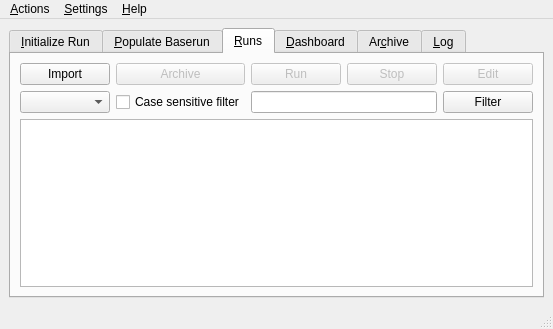
First picture: the form in src/gui/solps.ui, repository LeCAD-PEG/SOLPS-GUI, before the edit.
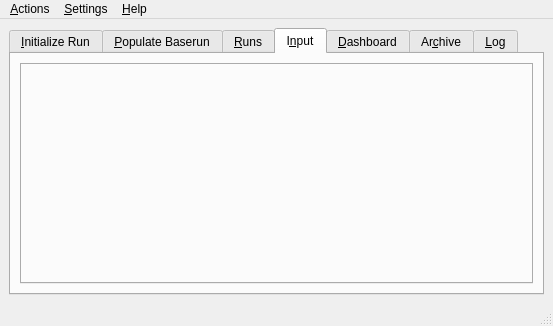
Second picture: the form after the edit. The open tabs and pages were chosen to show the change. Custom widgets are drawn as their Qt base class.

Commit message: Add simple editing capabilities of input files

```diff
--- a/src/gui/solps.ui
+++ b/src/gui/solps.ui
@@ -10,7 +10,7 @@
     <x>0</x>
     <y>0</y>
     <width>553</width>
-    <height>329</height>
+    <height>326</height>
    </rect>
   </property>
   <property name="sizePolicy">
@@ -24,7 +24,7 @@
   </property>
   <widget class="QWidget" name="centralwidget">
    <layout class="QGridLayout" name="gridLayout">
-    <item row="0" column="0">
+    <item row="1" column="0">
      <widget class="QTabWidget" name="tabWidget">
       <property name="sizePolicy">
        <sizepolicy hsizetype="Expanding" vsizetype="Expanding">
@@ -413,6 +413,16 @@
         </item>
        </layout>
       </widget>
+      <widget class="QWidget" name="tab_Input">
+       <attribute name="title">
+        <string>I&amp;nput</string>
+       </attribute>
+       <layout class="QGridLayout" name="gridLayout_7">
+        <item row="0" column="0">
+         <widget class="SolpsEdit" name="solpsedit"/>
+        </item>
+       </layout>
+      </widget>
       <widget class="QWidget" name="tab_4">
        <attribute name="title">
         <string>&amp;Dashboard</string>
@@ -660,6 +670,11 @@
    <extends>QLabel</extends>
    <header>gnuplot</header>
   </customwidget>
+  <customwidget>
+   <class>SolpsEdit</class>
+   <extends>QTabWidget</extends>
+   <header>solpsedit</header>
+  </customwidget>
   <customwidget>
    <class>SolpsPlots</class>
    <extends>QComboBox</extends>
```
Left out of the diff: 6 changed lines with no effect on the pictures. The commit also changes 5 other files.
